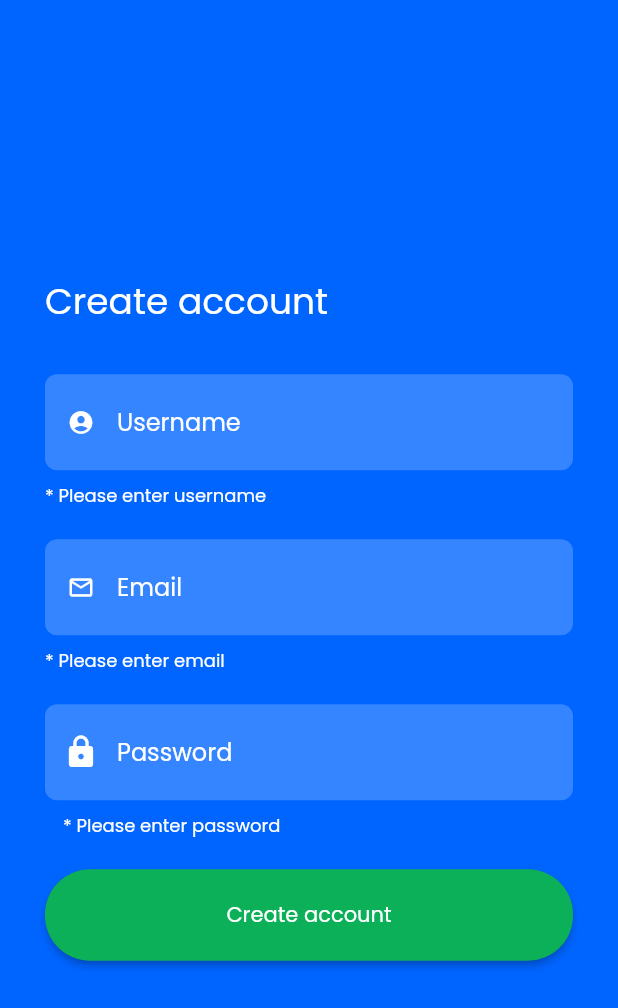
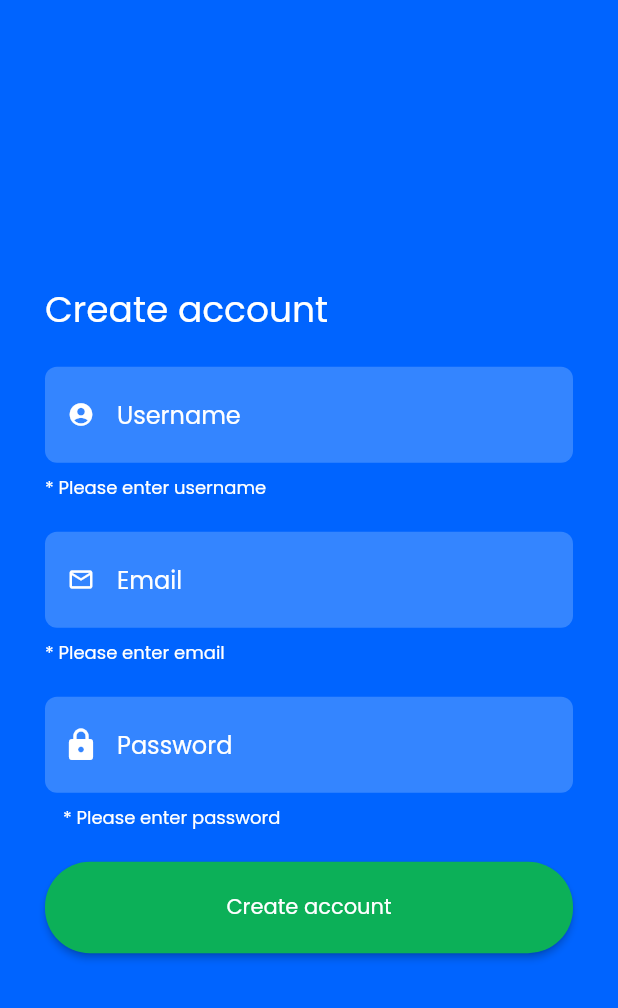
Before and after one commit to sammyodiagbe/brainbatu-mobile, a Flutter app: the SignupScreen screen opened directly, after a tap on "Create account", on a phone screen of 412 x 824 dp. Shown: the top 1008 px of the screen. Run offline on Flutter 3.47's test engine with Material 2 defaults, Android fonts, the phone set to English and light mode, and no system bars; our stand-ins replace shared_preferences; accounts and stored records are empty.

```diff
--- a/lib/screens/auth/signup.dart
+++ b/lib/screens/auth/signup.dart
@@ -1,7 +1,6 @@
-import 'dart:convert';
-
 import 'package:brainbatu/services/authService.dart';
 import "package:flutter/material.dart";
+import 'package:provider/provider.dart';
 
 class SignupScreen extends StatefulWidget {
   @override
@@ -19,7 +18,8 @@ class _SignupScreenState extends State<SignupScreen> {
     final screenHeight = MediaQuery.of(context).size.height;
     final screenWidth = MediaQuery.of(context).size.width;
 
-    return Scaffold(
+    return Consumer<AuthService>(
+      builder: (context, provider, child) => Scaffold(
         backgroundColor: Color(0xff0064FF),
         body: Builder(
           builder: (context) => SafeArea(
@@ -46,7 +46,7 @@ class _SignupScreenState extends State<SignupScreen> {
                                   color: Colors.white),
                             ),
                           ),
-                        SizedBox(height: 30),
+                          SizedBox(height: 20),
                           TextFormField(
                             onChanged: (value) {
                               setState(() {
@@ -62,27 +62,31 @@ class _SignupScreenState extends State<SignupScreen> {
                             style: TextStyle(color: Colors.white),
                             decoration: InputDecoration(
                               hintText: 'Username',
-                            prefixIcon:
-                                Icon(Icons.account_circle, color: Colors.white),
+                              prefixIcon: Icon(Icons.account_circle,
+                                  color: Colors.white),
                               fillColor: Color(0x52A2CBFE),
                               filled: true,
                               enabledBorder: OutlineInputBorder(
-                              borderSide: BorderSide(color: Colors.transparent),
+                                borderSide:
+                                    BorderSide(color: Colors.transparent),
                                 borderRadius: BorderRadius.circular(8),
                               ),
                               errorBorder: OutlineInputBorder(
-                              borderSide: BorderSide(color: Colors.transparent),
+                                borderSide:
+                                    BorderSide(color: Colors.transparent),
                                 borderRadius: BorderRadius.circular(8),
                               ),
                               hintStyle: TextStyle(
                                   color: Colors.white, fontFamily: 'Poppins'),
                               focusColor: Color(0xff6b88ff),
                               focusedBorder: OutlineInputBorder(
-                              borderSide: BorderSide(color: Colors.transparent),
+                                borderSide:
+                                    BorderSide(color: Colors.transparent),
                                 borderRadius: BorderRadius.circular(8),
                               ),
                               isDense: true,
-                            contentPadding: EdgeInsets.symmetric(vertical: 20),
+                              contentPadding:
+                                  EdgeInsets.symmetric(vertical: 20),
                               errorStyle: TextStyle(color: Colors.white),
                             ),
                           ),
@@ -101,8 +105,8 @@ class _SignupScreenState extends State<SignupScreen> {
                             style: TextStyle(color: Colors.white),
                             decoration: InputDecoration(
                                 hintText: 'Email',
-                              prefixIcon:
-                                  Icon(Icons.mail_outline, color: Colors.white),
+                                prefixIcon: Icon(Icons.mail_outline,
+                                    color: Colors.white),
                                 fillColor: Color(0x52A2CBFE),
                                 filled: true,
                                 enabledBorder: OutlineInputBorder(
@@ -140,7 +144,8 @@ class _SignupScreenState extends State<SignupScreen> {
                             obscureText: true,
                             decoration: InputDecoration(
                                 hintText: 'Password',
-                              prefixIcon: Icon(Icons.lock, color: Colors.white),
+                                prefixIcon:
+                                    Icon(Icons.lock, color: Colors.white),
                                 fillColor: Color(0x52A2CBFE),
                                 filled: true,
                                 enabledBorder: OutlineInputBorder(
@@ -175,38 +180,25 @@ class _SignupScreenState extends State<SignupScreen> {
                                     color: Colors.white, fontFamily: "Poppins"),
                               ),
                               onPressed: () async {
+                                print('hello world');
                                 if (_formKey.currentState.validate()) {
-                                AuthService _auth = AuthService();
+                                  AuthService _auth = provider;
                                   dynamic jsonResponse = await _auth.signup(
                                       _username, _email, _password);
-                                print('json response $jsonResponse');
-                                if (jsonResponse != null) {
-                                  if (jsonResponse['errors'] != null) {
+                                  if (_auth.accountCreated) {
                                     Scaffold.of(context).showSnackBar(
                                       SnackBar(
                                         content: Text(
-                                          '${jsonResponse["errors"][0]["message"]}',
-                                          style: TextStyle(
-                                            fontWeight: FontWeight.bold,
-                                          ),
-                                        ),
+                                            'Account created successfully, please login'),
                                       ),
                                     );
                                   } else {
                                     Scaffold.of(context).showSnackBar(
                                       SnackBar(
-                                        backgroundColor: Color(0xff0CB058),
-                                        content: Text(
-                                          'Account created, please login',
-                                          style: TextStyle(
-                                            fontWeight: FontWeight.bold,
-                                          ),
-                                        ),
+                                        content:
+                                            Text('${_auth.signupErrorMessage}'),
                                       ),
                                     );
-                                  }
-                                } else {
-                                  print('no response');
                                   }
                                 }
                               },
@@ -228,6 +220,7 @@ class _SignupScreenState extends State<SignupScreen> {
             ),
           ),
         ),
+      ),
     );
   }
 }
--- a/pubspec.yaml
+++ b/pubspec.yaml
@@ -30,6 +30,7 @@ dependencies:
   google_fonts: ^1.1.0
   http: ^0.12.2
   shared_preferences: ^0.5.12
+  provider: ^3.0.0
 
 dev_dependencies:
   flutter_test:
```
Also changed, not shown: lib/main.dart (+14 -7 lines), lib/screens/auth/login.dart (+19 -48 lines), lib/screens/main/home.dart (added, +43 -0 lines), lib/screens/other/authState.dart (added, +17 -0 lines), lib/services/authService.dart (+68 -12 lines), pubspec.lock. Lines whose indentation alone changed are shown as unchanged.
